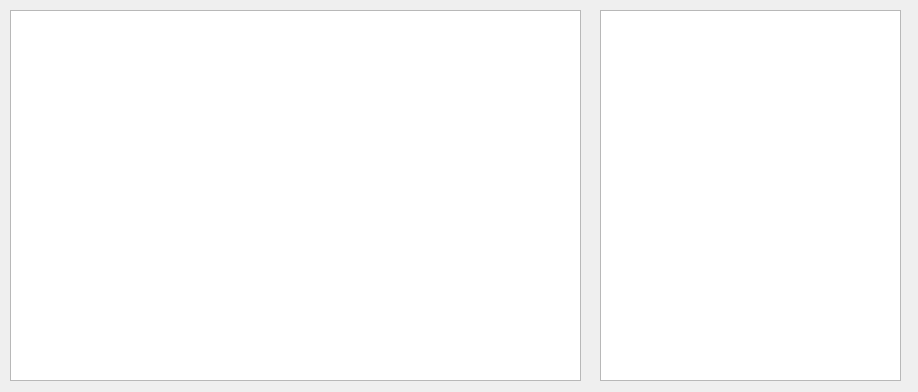
Old version of the form src/datawidget.ui in the repository andesyv/megatron3000.
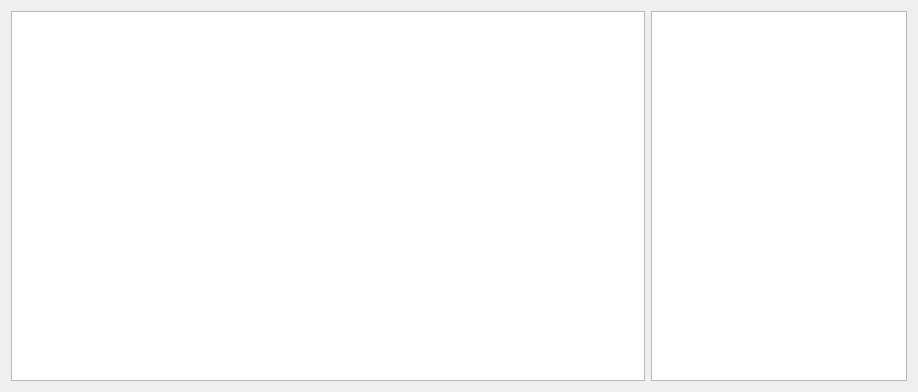
New version of the form.

Commit message: Spacing and layout of new viewport elements

```diff
--- a/src/datawidget.ui
+++ b/src/datawidget.ui
@@ -13,26 +13,40 @@
   <property name="windowTitle">
    <string>Load Dataset</string>
   </property>
+  <layout class="QHBoxLayout" name="horizontalLayout">
+   <item>
   <widget class="QTreeView" name="treeView">
-   <property name="geometry">
-    <rect>
-     <x>10</x>
-     <y>10</y>
-     <width>571</width>
-     <height>371</height>
-    </rect>
-   </property>
-  </widget>
+     <property name="sizePolicy">
+      <sizepolicy hsizetype="Expanding" vsizetype="Expanding">
+       <horstretch>0</horstretch>
+       <verstretch>0</verstretch>
+      </sizepolicy>
+     </property>
+     <property name="minimumSize">
+      <size>
+       <width>130</width>
+       <height>0</height>
+      </size>
+     </property>
+    </widget>
+   </item>
+   <item>
   <widget class="QListView" name="listView">
-   <property name="geometry">
-    <rect>
-     <x>600</x>
-     <y>10</y>
-     <width>301</width>
-     <height>371</height>
-    </rect>
-   </property>
-  </widget>
+     <property name="sizePolicy">
+      <sizepolicy hsizetype="Preferred" vsizetype="Preferred">
+       <horstretch>0</horstretch>
+       <verstretch>0</verstretch>
+      </sizepolicy>
+     </property>
+     <property name="minimumSize">
+      <size>
+       <width>30</width>
+       <height>0</height>
+      </size>
+     </property>
+    </widget>
+   </item>
+  </layout>
  </widget>
  <resources/>
  <connections/>
```
Lines whose indentation alone changed are shown as unchanged. The commit also changes 2 other files.
